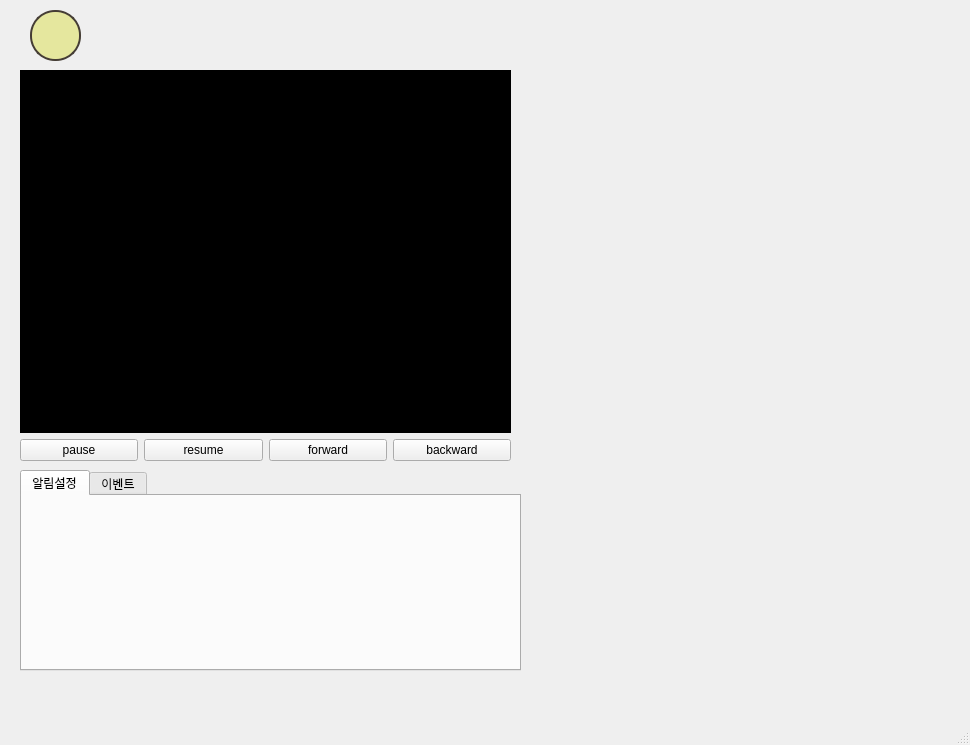
This is JIKIMZON_Qt/mainwindow.ui in VEDA-tmpa/JIKIMZON_Qt as Qt 5 draws it before an edit. The edited form follows.
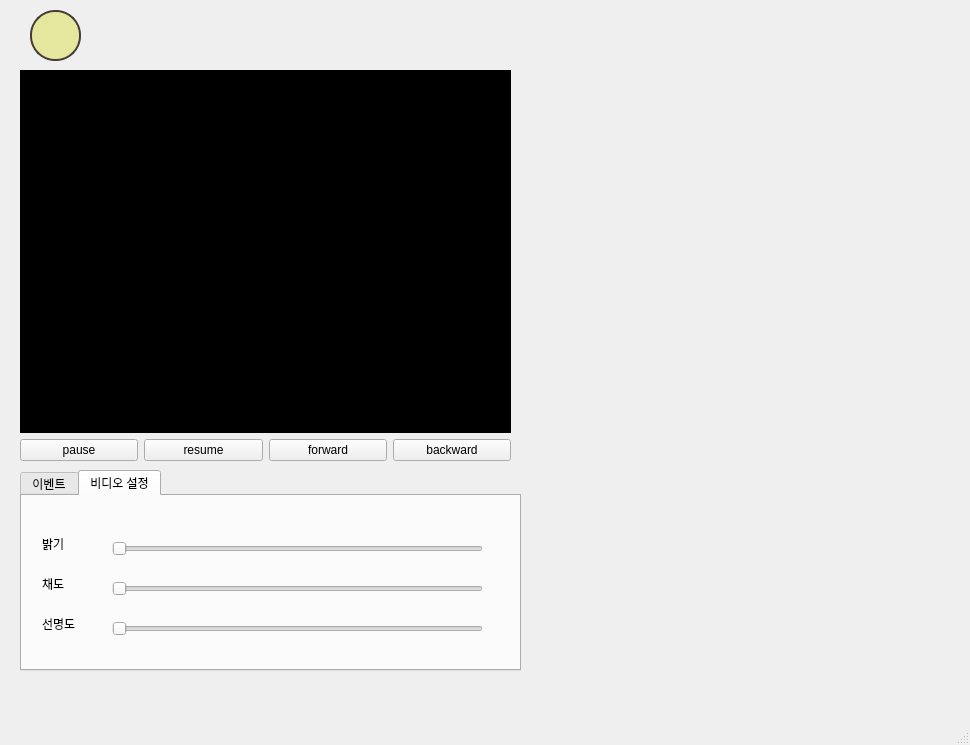
This is the edited form. The open tabs and pages were chosen to show the change.

The edit to the form file:
```diff
--- a/JIKIMZON_Qt/mainwindow.ui
+++ b/JIKIMZON_Qt/mainwindow.ui
@@ -90,11 +90,6 @@
     <property name="currentIndex">
      <number>1</number>
     </property>
-    <widget class="QWidget" name="tab_2">
-     <attribute name="title">
-      <string>알림설정</string>
-     </attribute>
-    </widget>
     <widget class="QWidget" name="tab">
      <attribute name="title">
       <string>이벤트</string>
@@ -143,6 +138,89 @@
       </property>
      </widget>
     </widget>
+    <widget class="QWidget" name="tab_2">
+     <attribute name="title">
+      <string>비디오 설정</string>
+     </attribute>
+     <widget class="QLabel" name="label">
+      <property name="geometry">
+       <rect>
+        <x>20</x>
+        <y>40</y>
+        <width>58</width>
+        <height>16</height>
+       </rect>
+      </property>
+      <property name="text">
+       <string>밝기</string>
+      </property>
+     </widget>
+     <widget class="QLabel" name="label_2">
+      <property name="geometry">
+       <rect>
+        <x>20</x>
+        <y>80</y>
+        <width>58</width>
+        <height>16</height>
+       </rect>
+      </property>
+      <property name="text">
+       <string>채도</string>
+      </property>
+     </widget>
+     <widget class="QLabel" name="label_3">
+      <property name="geometry">
+       <rect>
+        <x>20</x>
+        <y>120</y>
+        <width>58</width>
+        <height>16</height>
+       </rect>
+      </property>
+      <property name="text">
+       <string>선명도</string>
+      </property>
+     </widget>
+     <widget class="QSlider" name="brightnessSlider">
+      <property name="geometry">
+       <rect>
+        <x>90</x>
+        <y>40</y>
+        <width>371</width>
+        <height>25</height>
+       </rect>
+      </property>
+      <property name="orientation">
+       <enum>Qt::Horizontal</enum>
+      </property>
+     </widget>
+     <widget class="QSlider" name="saturationSlider">
+      <property name="geometry">
+       <rect>
+        <x>90</x>
+        <y>80</y>
+        <width>371</width>
+        <height>25</height>
+       </rect>
+      </property>
+      <property name="orientation">
+       <enum>Qt::Horizontal</enum>
+      </property>
+     </widget>
+     <widget class="QSlider" name="sharpnessSlider">
+      <property name="geometry">
+       <rect>
+        <x>90</x>
+        <y>120</y>
+        <width>371</width>
+        <height>25</height>
+       </rect>
+      </property>
+      <property name="orientation">
+       <enum>Qt::Horizontal</enum>
+      </property>
+     </widget>
+    </widget>
    </widget>
    <widget class="QPushButton" name="btnToggleMode">
     <property name="geometry">
```
Left out of the diff: 10 changed lines with no effect on the pictures.
